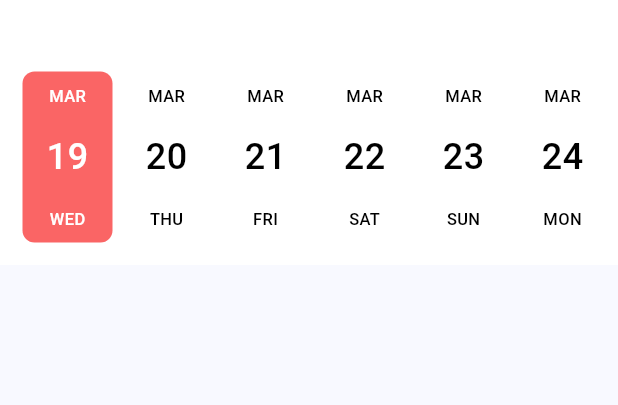
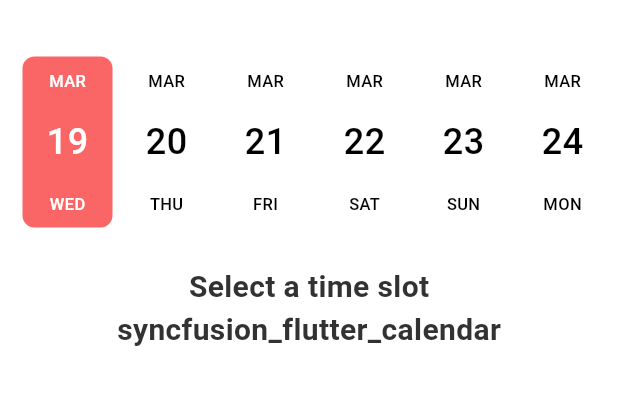
Before and after one commit to Dr4kerKH/SWE_MeetMe, a Flutter app: the StudentPage3 screen opened directly, on a phone screen of 412 x 824 dp, the part 65-470 px from its top. Run offline on Flutter 3.47's test engine with Material 3 defaults, Android fonts, the phone set to English and light mode, and no system bars; drawn by our look-alikes of date_picker_timeline; our stand-ins replace flutter_secure_storage, google_nav_bar, shared_preferences, smooth_page_indicator; accounts and stored records are empty; Roboto replaces fonts that are missing (Poppins).

Commit message:
Calender View

```diff
--- a/meetme/lib/screens/stu_page3.dart
+++ b/meetme/lib/screens/stu_page3.dart
@@ -13,7 +13,6 @@
   Widget build(BuildContext context) {
     return Scaffold(
       appBar: AppBar(
-        backgroundColor: const Color.fromARGB(255, 255, 255, 255),
         title: const Text(
           'Meet Me',
           style: TextStyle(
@@ -24,14 +23,15 @@
           ),
         ),
         centerTitle: true,
+        backgroundColor: const Color.fromARGB(255, 255, 255, 255),
       ),
       body: Container(
         color: const Color.fromARGB(255, 255, 255, 255),
-        child: SingleChildScrollView(
-          child: Column(
-            children: [
-            const SizedBox(height: 20.0),
-            Container(
+        child: Column(
+          children: [
+            const SizedBox(height: 10.0),
+            SingleChildScrollView(
+            child: Container(
               padding: const EdgeInsets.all(12.0),
               child: DatePicker(
                 DateTime.now(),
@@ -42,16 +42,34 @@
                 selectedTextColor: const Color.fromARGB(255, 255, 255, 255),
                 locale: 'en_US',
                 daysCount: 14,
-                onDateChange: (date) {
+                onDateChange: (date) {},
                   // New date selected
                   //print(date);
-                },
+              ),
+            ),
+            ),
+            const SizedBox(height: 10.0),
+            const Text(
+              'Select a time slot',
+              style: TextStyle(
+                fontSize: 20,
+                fontFamily: 'Poppins',
+                fontWeight: FontWeight.w600,
+                color: Color.fromARGB(255, 50, 50, 50),
+              ),
+            ),
+            const Text(
+              'syncfusion_flutter_calendar',
+              style: TextStyle(
+                fontSize: 20,
+                fontFamily: 'Poppins',
+                fontWeight: FontWeight.w600,
+                color: Color.fromARGB(255, 50, 50, 50),
               ),
             ),
           ],
         ),
       ),
-    ),
     );
   }
 }
```
